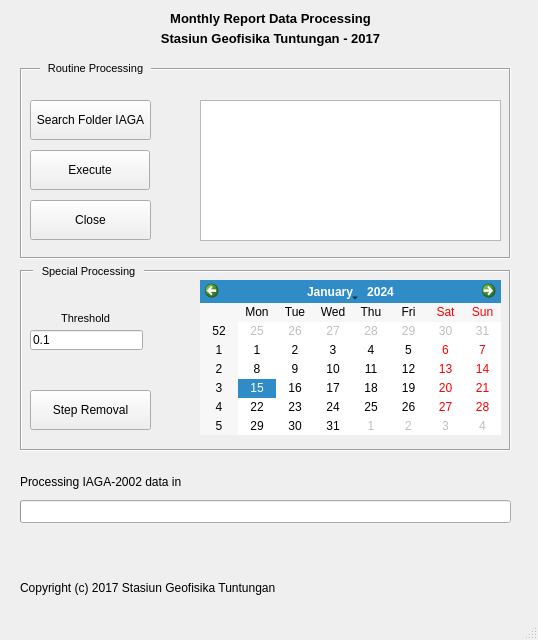
Above: gui.ui from ragabhumi/MRDP before the change. Below: the same form after it.
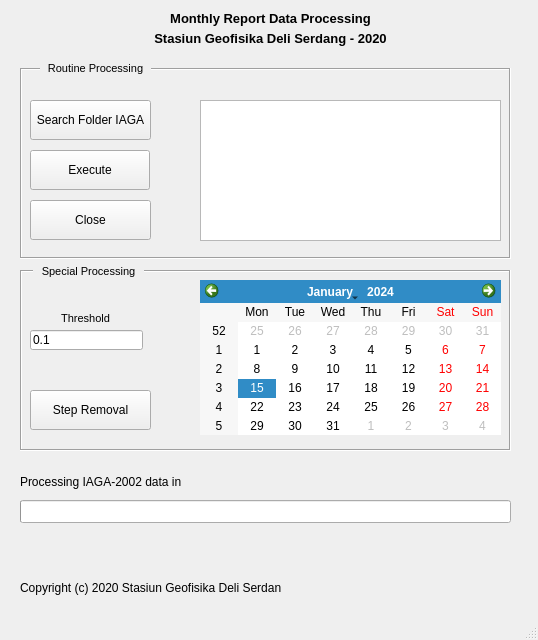
That is the form after the change. Icons and pictures are not drawn.

Diff of the .ui file:
```diff
--- a/gui.ui
+++ b/gui.ui
@@ -10,6 +10,12 @@
     <height>640</height>
    </rect>
   </property>
+  <property name="sizePolicy">
+   <sizepolicy hsizetype="Preferred" vsizetype="Preferred">
+    <horstretch>0</horstretch>
+    <verstretch>0</verstretch>
+   </sizepolicy>
+  </property>
   <property name="windowTitle">
    <string>Monthly Report Data Processing version 2.1.0 - 10 Des 2017</string>
   </property>
@@ -103,7 +109,7 @@
      </font>
     </property>
     <property name="text">
-     <string>Stasiun Geofisika Tuntungan - 2017</string>
+     <string>Stasiun Geofisika Deli Serdang - 2020</string>
     </property>
     <property name="alignment">
      <set>Qt::AlignCenter</set>
@@ -320,7 +326,7 @@
      </rect>
     </property>
     <property name="text">
-     <string>Copyright (c) 2017 Stasiun Geofisika Tuntungan</string>
+     <string>Copyright (c) 2020 Stasiun Geofisika Deli Serdang</string>
     </property>
    </widget>
    <widget class="QLabel" name="labelfolder_5">
```
Left out of the diff: 2 changed lines with no effect on the pictures.
